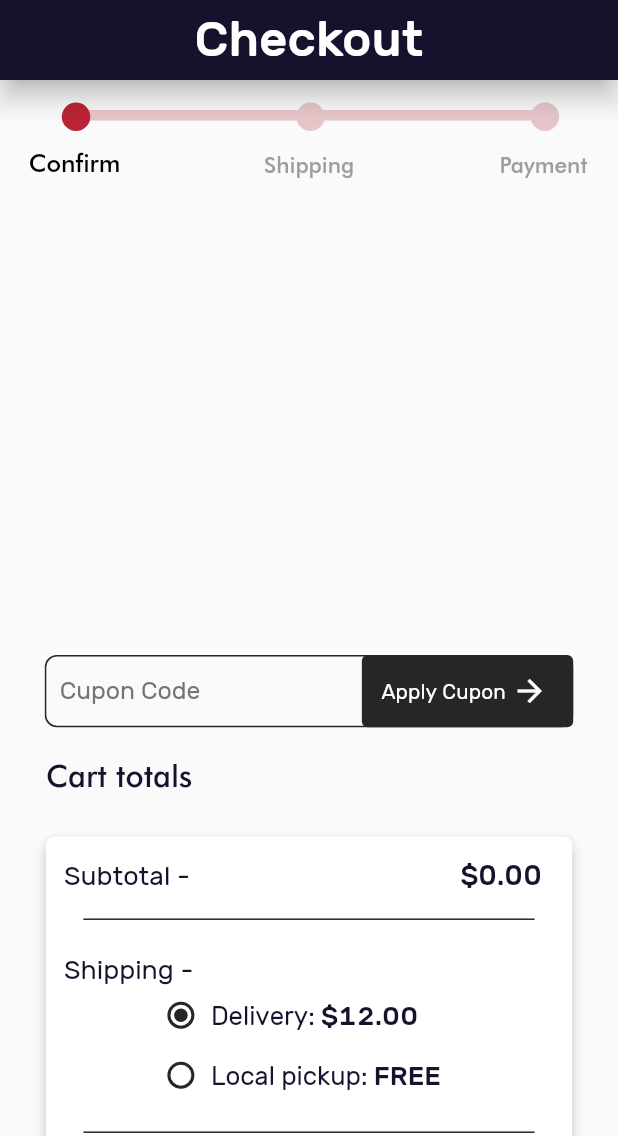
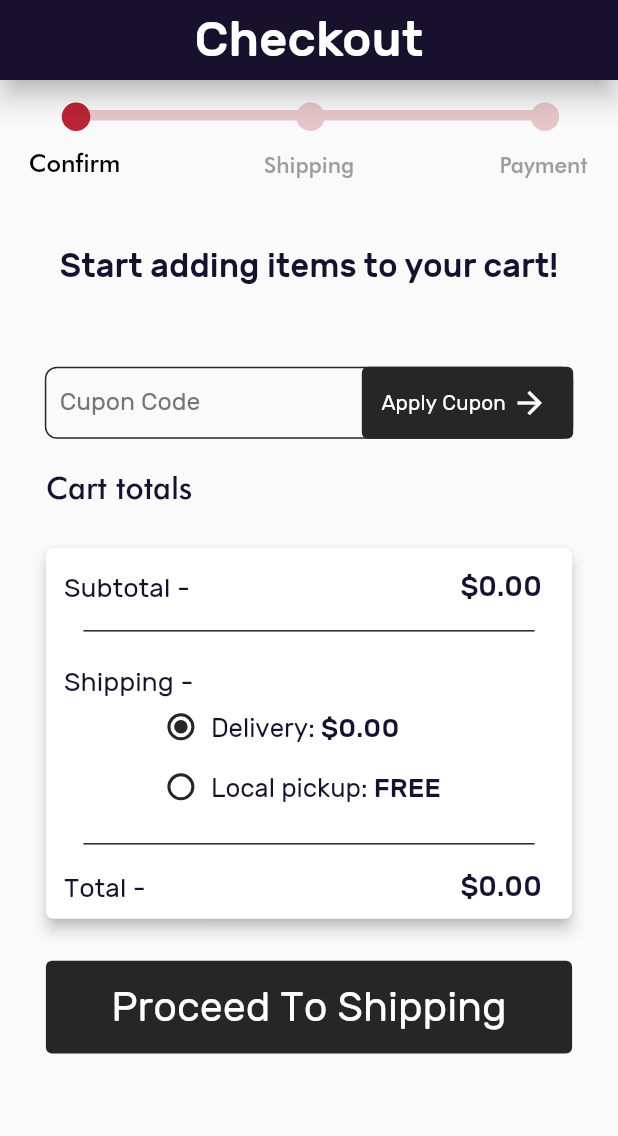
Before and after one commit to Heknon/vivity-frontend, a Flutter app: the ConfirmPage screen opened directly, on a phone screen of 412 x 824 dp, the part 100-1236 px from its top. Run offline on Flutter 3.47's test engine with Material 2 defaults, Android fonts, the phone set to English and light mode, and no system bars; our stand-ins replace bloc, cached_network_image, carousel_slider, equatable, fluro, flutter_bloc and 7 more; network calls fail; statements that could not run were skipped.

Commit message:
moved shipping costs and data to CartBloc

```diff
--- a/lib/features/cart/cart_bloc/cart_bloc.dart
+++ b/lib/features/cart/cart_bloc/cart_bloc.dart
@@ -6,12 +6,13 @@ import 'package:hydrated_bloc/hydrated_bloc.dart';
 import 'package:meta/meta.dart';
 import 'package:vivity/features/item/models/item_model.dart';
 
+import '../../../models/shipping_method.dart';
 import 'cart_state.dart';
 
 part 'cart_event.dart';
 
 class CartBloc extends HydratedBloc<CartEvent, CartState> {
-  CartBloc() : super(CartState(List.empty(growable: true))) {
+  CartBloc() : super(CartState(List.empty(growable: true), ShippingMethod.delivery)) {
     on<CartAddItemEvent>((event, emit) {
       emit(state.copyWith().addItem(event.item).copyWith());
     });
@@ -26,6 +27,10 @@ class CartBloc extends HydratedBloc<CartEvent, CartState> {
 
     on<CartDecrementItemEvent>((event, emit) {
       emit(state.copyWith().decrementQuantity(event.index).copyWith());
+    });
+
+    on<CartShipmentMethodUpdateEvent>((event, emit) {
+      emit(state.copyWith().updateShipmentMethod(event.shippingMethod).copyWith());
     });
   }
 
--- a/lib/features/cart/cart_bloc/cart_event.dart
+++ b/lib/features/cart/cart_bloc/cart_event.dart
@@ -26,3 +26,9 @@ class CartDecrementItemEvent extends CartEvent {
 
   CartDecrementItemEvent(this.index);
 }
+
+class CartShipmentMethodUpdateEvent extends CartEvent {
+  final ShippingMethod shippingMethod;
+
+  CartShipmentMethodUpdateEvent(this.shippingMethod);
+}
--- a/lib/features/cart/cart_bloc/cart_state.dart
+++ b/lib/features/cart/cart_bloc/cart_state.dart
@@ -1,17 +1,24 @@
 import 'package:flutter/foundation.dart';
+import 'package:vivity/models/shipping_method.dart';
 import 'package:vivity/widgets/quantity.dart';
 
 import '../../item/models/item_model.dart';
 
 class CartState {
   final List<CartItemModel> _items;
-  double priceTotal = 0;
+  ShippingMethod shippingMethod;
+
+  late double priceTotal;
+  late double shippingCost;
 
   List<CartItemModel> get items => _items;
   static final Map<int, QuantityController> _quantityControllers = {};
 
-  CartState(this._items) {
+  CartState(this._items, this.shippingMethod) {
     int insertionId = 0;
+    shippingCost = calculateShippingCost(shippingMethod);
+    priceTotal = 0;
+
     for (CartItemModel item in _items) {
       item.insertionId = insertionId++;
       if (!_quantityControllers.containsKey(item.insertionId)) {
@@ -85,17 +92,45 @@ class CartState {
     }).first;
   }
 
+  CartState updateShipmentMethod(ShippingMethod shippingMethod) {
+    this.shippingMethod = shippingMethod;
+    shippingCost = calculateShippingCost(shippingMethod);
+    return this;
+  }
+
+  double calculateShippingCost(ShippingMethod method) {
+    // TODO: Connect to database - business
+    if (method == ShippingMethod.pickup) {
+      return 0;
+    } else if (method == ShippingMethod.delivery) {
+      double cost = 0; // 1.5 standard currency per item
+      // TODO: Figure out how to support both USD and ILS. where to convert the currency? here?
+      for (CartItemModel item in _items) {
+        cost += item.quantity * 1.5;
+      }
+
+      return cost;
+    }
+
+    return -1;
+  }
+
   @override
   bool operator ==(Object other) =>
       identical(this, other) ||
-      other is CartState && runtimeType == other.runtimeType && listEquals(_items, other._items) && priceTotal == other.priceTotal;
+      other is CartState &&
+          runtimeType == other.runtimeType &&
+          listEquals(_items, other._items) &&
+          priceTotal == other.priceTotal &&
+          shippingMethod == other.shippingMethod;
 
   @override
-  int get hashCode => _items.hashCode ^ priceTotal.hashCode;
+  int get hashCode => _items.hashCode ^ priceTotal.hashCode ^ shippingMethod.index.hashCode;
 
   factory CartState.fromMap(Map<String, dynamic> map) {
     return CartState(
       (map["items"] as List<dynamic>).map((e) => CartItemModel.fromMap(e)).toList(),
+      ShippingMethod.values[(map['shippingMethod'] as int)],
     );
   }
 
@@ -103,12 +138,13 @@ class CartState {
     // ignore: unnecessary_cast
     return {
       'items': _items.map((e) => e.toMap()).toList(),
+      'shippingMethod': shippingMethod.index,
     } as Map<String, dynamic>;
   }
 
   CartState copyWith({
     List<CartItemModel>? items,
-    double? priceTotal,
+    ShippingMethod? shippingMethod,
   }) {
     return CartState(
       items ??
@@ -117,6 +153,7 @@ class CartState {
               return e.copyWith(insertionId: e.insertionId);
             },
           ).toList(),
+      shippingMethod ?? this.shippingMethod,
     );
   }
 
@@ -128,6 +165,6 @@ class CartState {
 
   @override
   String toString() {
-    return 'CartState{_items: $_items, priceTotal: $priceTotal}';
+    return 'CartState{_items: $_items, priceTotal: $priceTotal, shippingMethod: $shippingMethod}';
   }
 }
--- /dev/null
+++ b/lib/features/checkout/address.dart
@@ -0,0 +1,8 @@
+import 'package:flutter/widgets.dart';
+
+class Address extends StatelessWidget {
+  @override
+  Widget build(BuildContext context) {
+    return Container();
+  }
+}
--- a/lib/features/checkout/cart_totals.dart
+++ b/lib/features/checkout/cart_totals.dart
@@ -3,6 +3,7 @@ import 'package:flutter/widgets.dart';
 import 'package:flutter_bloc/flutter_bloc.dart';
 import 'package:radio_button_list/radio_button_list.dart';
 import 'package:sizer/sizer.dart';
+import 'package:vivity/models/shipping_method.dart';
 
 import '../cart/cart_bloc/cart_bloc.dart';
 import '../cart/cart_bloc/cart_state.dart';
@@ -30,8 +31,6 @@ class _CartTotalsState extends State<CartTotals> {
   @override
   Widget build(BuildContext context) {
     // TODO: Add dynamic shipping costs
-    // TODO: Move shipping cost and whether selected to CART STATE BLOC
-    int shippingCost = 12;
 
     return Material(
       color: Colors.white,
@@ -81,6 +80,9 @@ class _CartTotalsState extends State<CartTotals> {
               child: RadioButtonList(
                 controller: _radioController,
                 color: Theme.of(context).colorScheme.secondaryVariant,
+                onChange: (index) => BlocProvider.of<CartBloc>(context).add(
+                    CartShipmentMethodUpdateEvent(index == 0 ? ShippingMethod.delivery : ShippingMethod.pickup),
+                  ),
                 labels: [
                   RichText(
                     text: TextSpan(children: [
@@ -89,7 +91,7 @@ class _CartTotalsState extends State<CartTotals> {
                         style: Theme.of(context).textTheme.headline4!.copyWith(fontSize: 12.5.sp, fontWeight: FontWeight.normal),
                       ),
                       TextSpan(
-                        text: "\$${shippingCost.toStringAsFixed(2)}",
+                        text: "\$${state.calculateShippingCost(ShippingMethod.delivery).toStringAsFixed(2)}",
                         style: Theme.of(context).textTheme.headline4!.copyWith(fontSize: 13.sp),
                       )
                     ]),
@@ -130,7 +132,7 @@ class _CartTotalsState extends State<CartTotals> {
                 Padding(
                   padding: const EdgeInsets.only(right: 20),
                   child: Text(
-                    "\$${(state.priceTotal + (_radioController.selectedLabel == 0 ? shippingCost : 0)).toStringAsFixed(2)}",
+                    "\$${(state.priceTotal + state.shippingCost).toStringAsFixed(2)}",
                     style: Theme.of(context).textTheme.headline4!.copyWith(fontSize: 13.5.sp),
                   ),
                 ),
--- a/lib/features/checkout/confirm_page.dart
+++ b/lib/features/checkout/confirm_page.dart
@@ -1,10 +1,14 @@
+import 'dart:math';
+
 import 'package:flutter/material.dart';
 import 'package:flutter/widgets.dart';
 import 'package:flutter_bloc/flutter_bloc.dart';
+import 'package:flutter_svg/svg.dart';
 import 'package:progress_bar/progress_bar.dart';
 import 'package:sizer/sizer.dart';
 import 'package:vivity/features/checkout/cupon.dart';
 
+import '../../config/themes/themes_config.dart';
 import '../../widgets/appbar/appbar.dart';
 import '../cart/cart_bloc/cart_bloc.dart';
 import '../cart/cart_bloc/cart_state.dart';
@@ -26,7 +30,13 @@ class ConfirmPage extends StatelessWidget {
         bottom: buildTitle(context),
       ),
       body: SingleChildScrollView(
-        child: Column(
+        child: buildBody(context, itemSize, listSize),
+      ),
+    );
+  }
+
+  Column buildBody(BuildContext context, Size itemSize, Size listSize) {
+    return Column(
       children: [
         Padding(
           padding: const EdgeInsets.only(top: 15),
@@ -49,12 +59,20 @@ class ConfirmPage extends StatelessWidget {
           );
           return SizedBox(
             width: listSize.width,
-                height: listSize.height,
-                child: ListView.separated(
+            height: state.items.length < 3 ? listSize.height / 3 : listSize.height,
+            child: state.items.isNotEmpty
+                ? ListView.separated(
                     padding: EdgeInsets.all(8),
                     itemCount: cartItems.length,
                     separatorBuilder: (ctx, i) => SizedBox(height: 10),
                     itemBuilder: (ctx, i) => cartItems[i],
+                  )
+                : Center(
+                    child: Text(
+                      "Start adding items to your cart!",
+                      textAlign: TextAlign.center,
+                      style: Theme.of(context).textTheme.headline4?.copyWith(fontSize: 16.sp),
+                    ),
                   ),
           );
         }),
@@ -93,8 +111,6 @@ class ConfirmPage extends StatelessWidget {
         ),
         const SizedBox(height: 10),
       ],
-        ),
-      ),
     );
   }
 
--- /dev/null
+++ b/lib/models/shipping_method.dart
@@ -0,0 +1,4 @@
+enum ShippingMethod {
+  delivery,
+  pickup,
+}
--- a/packages/radio_button_list/lib/radio_button_list.dart
+++ b/packages/radio_button_list/lib/radio_button_list.dart
@@ -6,12 +6,14 @@ class RadioButtonList extends StatefulWidget {
   final List<Widget> labels;
   final int initialSelection;
   final RadioButtonListController? controller;
+  final void Function(int)? onChange;
 
   const RadioButtonList({
     required this.color,
     required this.labels,
     this.initialSelection = 0,
     this.controller,
+    this.onChange,
   });
 
   @override
@@ -42,7 +44,10 @@ class _RadioButtonListState extends State<RadioButtonList> {
         visualDensity: VisualDensity.compact,
         fillColor: MaterialStateProperty.all(widget.color),
         groupValue: _controller.selectedLabel,
-        onChanged: (dynamic val) => _controller.setSelectedLabel(val),
+        onChanged: (dynamic val) {
+          _controller.setSelectedLabel(val);
+          if (widget.onChange != null) widget.onChange!(val as int);
+        },
       ),
     );
 
```
Lines whose indentation alone changed are shown as unchanged.
